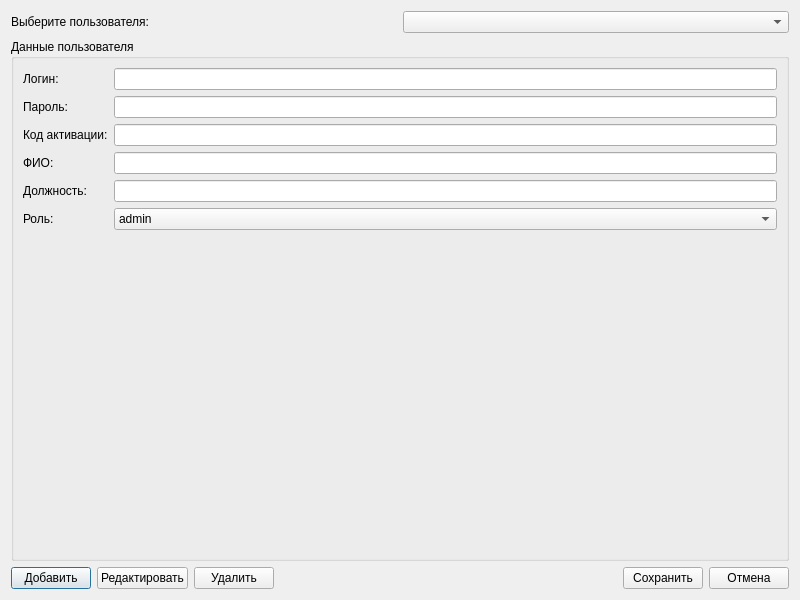
Before: the Qt Designer form admin.ui in jon007a/Modbus, drawn with Qt 5.
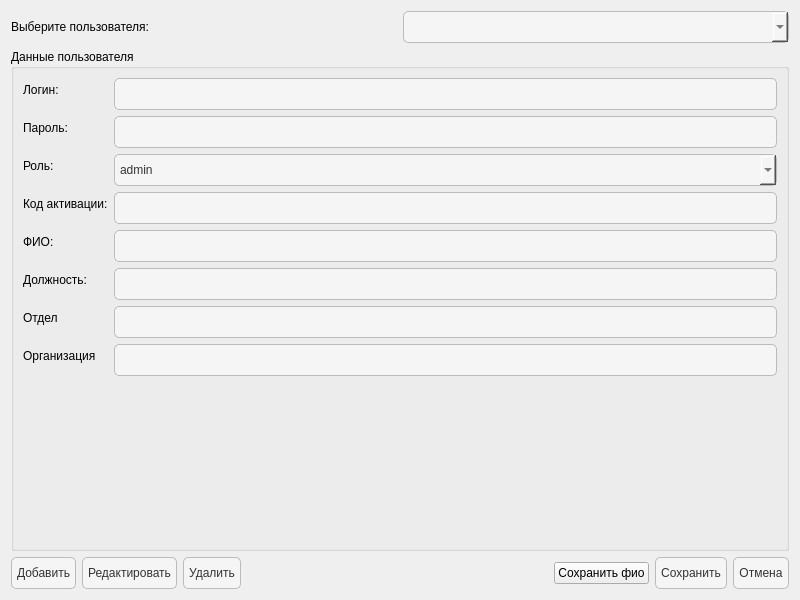
After: the same form once the commit is applied.

```diff
--- a/admin.ui
+++ b/admin.ui
@@ -24,7 +24,29 @@
       </widget>
      </item>
      <item>
-      <widget class="QComboBox" name="userComboBox"/>
+      <widget class="QComboBox" name="userComboBox">
+       <property name="styleSheet">
+        <string notr="true">QComboBox {
+    background-color: #F5F5F5; /* Цвет фона */
+    color: #333333; /* Цвет текста */
+    border: 1px solid #BBBBBB; /* Цвет границы */
+    border-radius: 5px; /* Закругление углов */
+    padding: 5px; /* Отступы внутри выпадающего списка */
+    min-height: 20px; /* Минимальная высота выпадающего списка */
+}
+
+QComboBox:focus {
+    border: 1px solid #707070; /* Цвет границы при фокусе */
+}
+
+QComboBox QAbstractItemView {
+    background-color: #F5F5F5; /* Цвет фона выпадающего списка */
+    color: #333333; /* Цвет текста в выпадающем списке */
+    selection-background-color: #A0A0A0; /* Цвет фона выбранного элемента */
+    selection-color: #FFFFFF; /* Цвет текста выбранного элемента */
+}</string>
+       </property>
+      </widget>
      </item>
     </layout>
    </item>
@@ -42,7 +64,27 @@
        </widget>
       </item>
       <item row="0" column="1">
-       <widget class="QLineEdit" name="loginEdit"/>
+       <widget class="QLineEdit" name="loginEdit">
+        <property name="styleSheet">
+         <string notr="true">QLineEdit {
+    background-color: #F5F5F5;
+    color: #333333;
+    border: 1px solid #BBBBBB;
+    border-radius: 5px;
+    padding: 5px;
+    min-height: 20px;
+}
+
+QLineEdit:focus {
+    border: 1px solid #707070;
+}
+
+QLineEdit:disabled {
+    background-color: #E0E0E0;
+    color: #9E9E9E;
+}</string>
+        </property>
+       </widget>
       </item>
       <item row="1" column="0">
        <widget class="QLabel" name="passwordLabel">
@@ -53,50 +95,203 @@
       </item>
       <item row="1" column="1">
        <widget class="QLineEdit" name="passwordEdit">
+        <property name="styleSheet">
+         <string notr="true">QLineEdit {
+    background-color: #F5F5F5;
+    color: #333333;
+    border: 1px solid #BBBBBB;
+    border-radius: 5px;
+    padding: 5px;
+    min-height: 20px;
+}
+
+QLineEdit:focus {
+    border: 1px solid #707070;
+}
+
+QLineEdit:disabled {
+    background-color: #E0E0E0;
+    color: #9E9E9E;
+}</string>
+        </property>
         <property name="echoMode">
          <enum>QLineEdit::EchoMode::Password</enum>
         </property>
        </widget>
       </item>
-      <item row="2" column="0">
+      <item row="3" column="0">
        <widget class="QLabel" name="activationLabel">
         <property name="text">
          <string>Код активации:</string>
         </property>
        </widget>
       </item>
-      <item row="2" column="1">
-       <widget class="QLineEdit" name="activationEdit"/>
-      </item>
-      <item row="3" column="0">
-       <widget class="QLabel" name="fullNameLabel">
-        <property name="text">
-         <string>ФИО:</string>
-        </property>
-       </widget>
-      </item>
       <item row="3" column="1">
-       <widget class="QLineEdit" name="fullNameEdit"/>
+       <widget class="QLineEdit" name="activationEdit">
+        <property name="styleSheet">
+         <string notr="true">QLineEdit {
+    background-color: #F5F5F5;
+    color: #333333;
+    border: 1px solid #BBBBBB;
+    border-radius: 5px;
+    padding: 5px;
+    min-height: 20px;
+}
+
+QLineEdit:focus {
+    border: 1px solid #707070;
+}
+
+QLineEdit:disabled {
+    background-color: #E0E0E0;
+    color: #9E9E9E;
+}</string>
+        </property>
+       </widget>
       </item>
       <item row="4" column="0">
-       <widget class="QLabel" name="positionLabel">
+       <widget class="QLabel" name="fullNameLabel">
         <property name="text">
-         <string>Должность:</string>
+         <string>ФИО:</string>
         </property>
        </widget>
       </item>
       <item row="4" column="1">
-       <widget class="QLineEdit" name="positionEdit"/>
+       <widget class="QLineEdit" name="fullNameEdit">
+        <property name="styleSheet">
+         <string notr="true">QLineEdit {
+    background-color: #F5F5F5;
+    color: #333333;
+    border: 1px solid #BBBBBB;
+    border-radius: 5px;
+    padding: 5px;
+    min-height: 20px;
+}
+
+QLineEdit:focus {
+    border: 1px solid #707070;
+}
+
+QLineEdit:disabled {
+    background-color: #E0E0E0;
+    color: #9E9E9E;
+}</string>
+        </property>
+       </widget>
       </item>
       <item row="5" column="0">
-       <widget class="QLabel" name="roleLabel">
+       <widget class="QLabel" name="positionLabel">
         <property name="text">
-         <string>Роль:</string>
+         <string>Должность:</string>
         </property>
        </widget>
       </item>
       <item row="5" column="1">
+       <widget class="QLineEdit" name="positionEdit">
+        <property name="styleSheet">
+         <string notr="true">QLineEdit {
+    background-color: #F5F5F5;
+    color: #333333;
+    border: 1px solid #BBBBBB;
+    border-radius: 5px;
+    padding: 5px;
+    min-height: 20px;
+}
+
+QLineEdit:focus {
+    border: 1px solid #707070;
+}
+
+QLineEdit:disabled {
+    background-color: #E0E0E0;
+    color: #9E9E9E;
+}</string>
+        </property>
+       </widget>
+      </item>
+      <item row="6" column="0">
+       <widget class="QLabel" name="label_2">
+        <property name="text">
+         <string>Отдел</string>
+        </property>
+       </widget>
+      </item>
+      <item row="6" column="1">
+       <widget class="QLineEdit" name="otdelEdit">
+        <property name="styleSheet">
+         <string notr="true">QLineEdit {
+    background-color: #F5F5F5;
+    color: #333333;
+    border: 1px solid #BBBBBB;
+    border-radius: 5px;
+    padding: 5px;
+    min-height: 20px;
+}
+
+QLineEdit:focus {
+    border: 1px solid #707070;
+}
+
+QLineEdit:disabled {
+    background-color: #E0E0E0;
+    color: #9E9E9E;
+}</string>
+        </property>
+       </widget>
+      </item>
+      <item row="7" column="0">
+       <widget class="QLabel" name="label_3">
+        <property name="text">
+         <string>Организация</string>
+        </property>
+       </widget>
+      </item>
+      <item row="7" column="1">
+       <widget class="QLineEdit" name="organizationEdit">
+        <property name="styleSheet">
+         <string notr="true">QLineEdit {
+    background-color: #F5F5F5;
+    color: #333333;
+    border: 1px solid #BBBBBB;
+    border-radius: 5px;
+    padding: 5px;
+    min-height: 20px;
+}
+
+QLineEdit:focus {
+    border: 1px solid #707070;
+}
+
+QLineEdit:disabled {
+    background-color: #E0E0E0;
+    color: #9E9E9E;
+}</string>
+        </property>
+       </widget>
+      </item>
+      <item row="2" column="1">
        <widget class="QComboBox" name="roleComboBox">
+        <property name="styleSheet">
+         <string notr="true">QComboBox {
+    background-color: #F5F5F5; /* Цвет фона */
+    color: #333333; /* Цвет текста */
+    border: 1px solid #BBBBBB; /* Цвет границы */
+    border-radius: 5px; /* Закругление углов */
+    padding: 5px; /* Отступы внутри выпадающего списка */
+    min-height: 20px; /* Минимальная высота выпадающего списка */
+}
+
+QComboBox:focus {
+    border: 1px solid #707070; /* Цвет границы при фокусе */
+}
+
+QComboBox QAbstractItemView {
+    background-color: #F5F5F5; /* Цвет фона выпадающего списка */
+    color: #333333; /* Цвет текста в выпадающем списке */
+    selection-background-color: #A0A0A0; /* Цвет фона выбранного элемента */
+    selection-color: #FFFFFF; /* Цвет текста выбранного элемента */
+}</string>
+        </property>
         <item>
          <property name="text">
           <string>admin</string>
@@ -114,6 +309,13 @@
         </item>
        </widget>
       </item>
+      <item row="2" column="0">
+       <widget class="QLabel" name="roleLabel">
+        <property name="text">
+         <string>Роль:</string>
+        </property>
+       </widget>
+      </item>
      </layout>
     </widget>
    </item>
@@ -121,6 +323,28 @@
     <layout class="QHBoxLayout" name="buttonLayout">
      <item>
       <widget class="QPushButton" name="addButton">
+       <property name="styleSheet">
+        <string notr="true">QPushButton {
+    background-color: #F5F5F5; /* Цвет фона */
+    color: #333333; /* Цвет текста */
+    border: 1px solid #BBBBBB; /* Цвет границы */
+    border-radius: 5px; /* Закругление углов */
+    padding: 5px; /* Отступы внутри кнопки */
+    min-height: 20px; /* Минимальная высота кнопки */
+}
+
+QPushButton:focus {
+    border: 1px solid #707070; /* Цвет границы при фокусе */
+}
+
+QPushButton:hover {
+    background-color: #E0E0E0; /* Цвет фона при наведении */
+}
+
+QPushButton:pressed {
+    background-color: #D0D0D0; /* Цвет фона при нажатии */
+}</string>
+       </property>
        <property name="text">
         <string>Добавить</string>
        </property>
@@ -128,6 +352,28 @@
      </item>
      <item>
       <widget class="QPushButton" name="editButton">
+       <property name="styleSheet">
+        <string notr="true">QPushButton {
+    background-color: #F5F5F5; /* Цвет фона */
+    color: #333333; /* Цвет текста */
+    border: 1px solid #BBBBBB; /* Цвет границы */
+    border-radius: 5px; /* Закругление углов */
+    padding: 5px; /* Отступы внутри кнопки */
+    min-height: 20px; /* Минимальная высота кнопки */
+}
+
+QPushButton:focus {
+    border: 1px solid #707070; /* Цвет границы при фокусе */
+}
+
+QPushButton:hover {
+    background-color: #E0E0E0; /* Цвет фона при наведении */
+}
+
+QPushButton:pressed {
+    background-color: #D0D0D0; /* Цвет фона при нажатии */
+}</string>
+       </property>
        <property name="text">
         <string>Редактировать</string>
        </property>
@@ -135,6 +381,28 @@
      </item>
      <item>
       <widget class="QPushButton" name="deleteButton">
+       <property name="styleSheet">
+        <string notr="true">QPushButton {
+    background-color: #F5F5F5; /* Цвет фона */
+    color: #333333; /* Цвет текста */
+    border: 1px solid #BBBBBB; /* Цвет границы */
+    border-radius: 5px; /* Закругление углов */
+    padding: 5px; /* Отступы внутри кнопки */
+    min-height: 20px; /* Минимальная высота кнопки */
+}
+
+QPushButton:focus {
+    border: 1px solid #707070; /* Цвет границы при фокусе */
+}
+
+QPushButton:hover {
+    background-color: #E0E0E0; /* Цвет фона при наведении */
+}
+
+QPushButton:pressed {
+    background-color: #D0D0D0; /* Цвет фона при нажатии */
+}</string>
+       </property>
        <property name="text">
         <string>Удалить</string>
        </property>
@@ -153,8 +421,37 @@
        </property>
       </spacer>
      </item>
+     <item>
+      <widget class="QPushButton" name="save2Button">
+       <property name="text">
+        <string>Сохранить фио</string>
+       </property>
+      </widget>
+     </item>
      <item>
       <widget class="QPushButton" name="saveButton">
+       <property name="styleSheet">
+        <string notr="true">QPushButton {
+    background-color: #F5F5F5; /* Цвет фона */
+    color: #333333; /* Цвет текста */
+    border: 1px solid #BBBBBB; /* Цвет границы */
+    border-radius: 5px; /* Закругление углов */
+    padding: 5px; /* Отступы внутри кнопки */
+    min-height: 20px; /* Минимальная высота кнопки */
+}
+
+QPushButton:focus {
+    border: 1px solid #707070; /* Цвет границы при фокусе */
+}
+
+QPushButton:hover {
+    background-color: #E0E0E0; /* Цвет фона при наведении */
+}
+
+QPushButton:pressed {
+    background-color: #D0D0D0; /* Цвет фона при нажатии */
+}</string>
+       </property>
        <property name="text">
         <string>Сохранить</string>
        </property>
@@ -162,6 +459,28 @@
      </item>
      <item>
       <widget class="QPushButton" name="cancelButton">
+       <property name="styleSheet">
+        <string notr="true">QPushButton {
+    background-color: #F5F5F5; /* Цвет фона */
+    color: #333333; /* Цвет текста */
+    border: 1px solid #BBBBBB; /* Цвет границы */
+    border-radius: 5px; /* Закругление углов */
+    padding: 5px; /* Отступы внутри кнопки */
+    min-height: 20px; /* Минимальная высота кнопки */
+}
+
+QPushButton:focus {
+    border: 1px solid #707070; /* Цвет границы при фокусе */
+}
+
+QPushButton:hover {
+    background-color: #E0E0E0; /* Цвет фона при наведении */
+}
+
+QPushButton:pressed {
+    background-color: #D0D0D0; /* Цвет фона при нажатии */
+}</string>
+       </property>
        <property name="text">
         <string>Отмена</string>
        </property>
```
